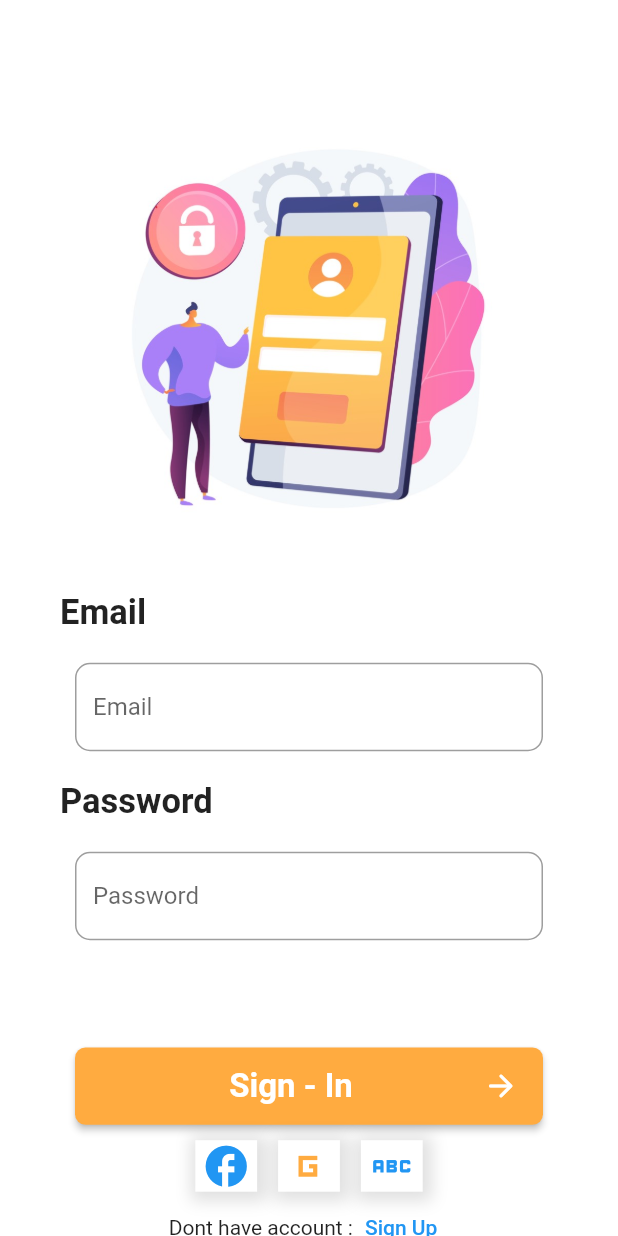
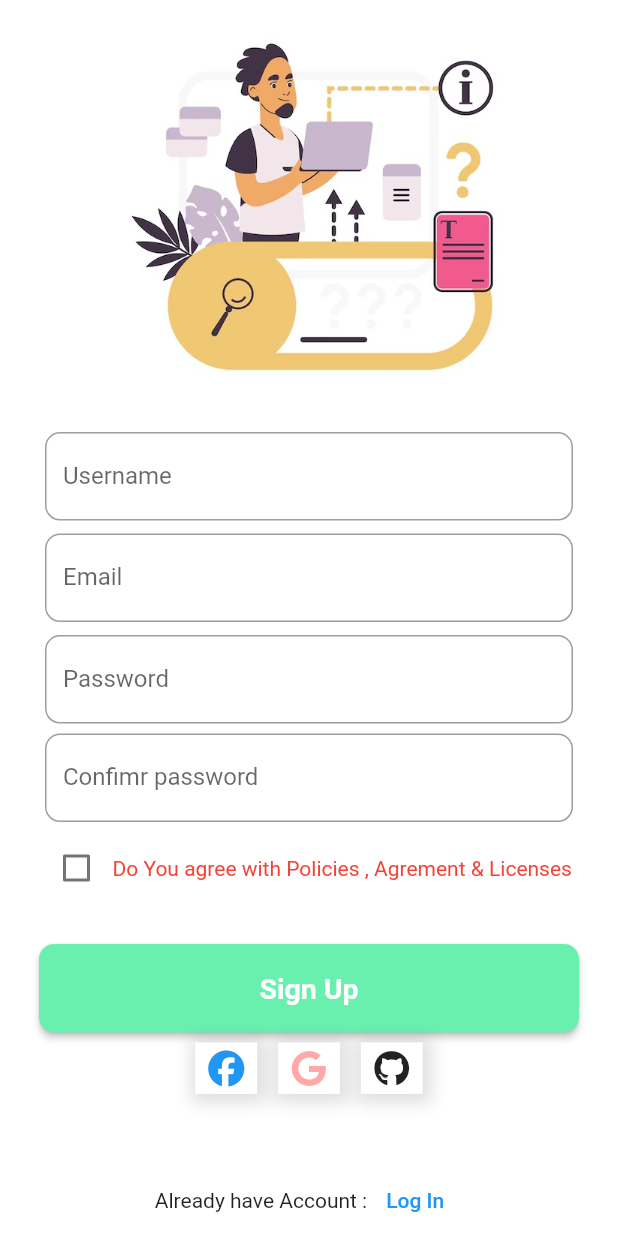
Before and after one commit to flutter-preview/HamzaaJavaid-notification_tutorials, a Flutter app: the screen it shows after launch, on a phone screen of 412 x 824 dp. Run offline on Flutter 3.47's test engine with Material 2 defaults, Android fonts, the phone set to English and light mode, and no system bars; our stand-ins replace font_awesome_flutter, intro_slider.

Commit message:
SignUp Page
Build UI for SignUp Page

```diff
--- /dev/null
+++ b/lib/State Managment/Account Create Provider.dart
@@ -0,0 +1,50 @@
+import 'package:cupertino_icons/cupertino_icons.dart';
+import 'package:flutter/cupertino.dart';
+
+class username_provider with ChangeNotifier{
+
+  String username = "";
+
+  String get get_username => username;
+   void setusername (value){
+     username  = value;
+     notifyListeners();
+   }
+
+}
+
+class signup_email_provider with ChangeNotifier{
+
+  String SignUpemail = "";
+
+  String get get_SignUpemail => SignUpemail;
+  void setSignUpemail (value){
+    SignUpemail  = value;
+    notifyListeners();
+  }
+
+}
+
+class signup_password_provider with ChangeNotifier{
+
+  String SignUppassword = "";
+
+  String get get_SignIppassword => SignUppassword;
+  void setSignUppassword (value){
+    SignUppassword  = value;
+    notifyListeners();
+  }
+
+}
+
+class confirmpassword_provider with ChangeNotifier{
+
+  String confirmpassword = "";
+
+  String get get_confirmpassword => confirmpassword;
+  void setconfirmpassword (value){
+    confirmpassword  = value;
+    notifyListeners();
+  }
+
+}
--- a/lib/main.dart
+++ b/lib/main.dart
@@ -1,7 +1,9 @@
 import "package:flutter/material.dart";
 import 'package:intro_slider/intro_slider.dart';
 import 'package:notification_app/State Managment//Login%20Provider.dart';
-import 'package:notification_app/firstScreen.dart';
+import 'package:notification_app/State%20Managment/Account%20Create%20Provider.dart';
+import 'package:notification_app/screens/Auth%20Screens/login.dart';
+import 'package:notification_app/screens/Auth%20Screens/signUp%20Screen.dart';
 import 'package:provider/provider.dart';
 
 void main(){
@@ -19,10 +21,17 @@ class MyApp extends StatelessWidget {
     return MultiProvider(providers: [
       ChangeNotifierProvider(create: (_)=>email_provider()),
       ChangeNotifierProvider(create :(_)=>password_provider()),
+      ChangeNotifierProvider(create: (_)=>username_provider(),),
+      ChangeNotifierProvider(create: (_)=>signup_email_provider()),
+      ChangeNotifierProvider(create: (_)=>signup_password_provider()),
+      ChangeNotifierProvider(create: (_)=>confirmpassword_provider()),
+
+
     ],
     builder: (context,child){
       return MaterialApp(
-        home: firstScreen(),
+        debugShowCheckedModeBanner: false,
+        home: SignUp(),
       );
     },
     );
--- a/lib/firstScreen.dart
+++ b/lib/screens/Auth Screens/login.dart
@@ -1,6 +1,9 @@
+import 'dart:ui';
+
 import 'package:flutter/material.dart';
 import 'package:notification_app/State Managment//Login%20Provider.dart';
 import 'package:provider/provider.dart';
+import 'package:font_awesome_flutter/font_awesome_flutter.dart';
 
 
 
@@ -20,6 +23,7 @@ class _firstScreenState extends State<firstScreen> {
     return Scaffold(
       backgroundColor: Colors.white,
       body: Column(
+        mainAxisAlignment: MainAxisAlignment.spaceBetween,
         children: [
           SizedBox(height: MediaQuery.of(context).size.height/12,),
          Center(
@@ -46,6 +50,7 @@ class _firstScreenState extends State<firstScreen> {
             child: Consumer<email_provider>(
               builder: (context,value,child){
                 return TextField(
+
                   onChanged: (value){
                     email_provideer.set_email_value(value);
                   },
@@ -101,7 +106,7 @@ class _firstScreenState extends State<firstScreen> {
               },
             )
           ),
-          SizedBox(height: MediaQuery.of(context).size.height/16,),
+          SizedBox(height: MediaQuery.of(context).size.height/35,),
           Padding(padding: EdgeInsets.symmetric(horizontal: 50),
           child: MaterialButton(
             onPressed: (){},
@@ -139,7 +144,7 @@ class _firstScreenState extends State<firstScreen> {
 
                     width: MediaQuery.of(context).size.width/10,
                     height: MediaQuery.of(context).size.height/24,
-                    child: Icon(Icons.facebook , color: Colors.blue,size: 33,),
+                    child: Center(child: FaIcon(FontAwesomeIcons.facebook,color: Colors.blue,),),
                     decoration: BoxDecoration(
                         color: Colors.white,
                         boxShadow: [
@@ -157,7 +162,7 @@ class _firstScreenState extends State<firstScreen> {
 
                     width: MediaQuery.of(context).size.width/10,
                     height: MediaQuery.of(context).size.height/24,
-                    child: Icon(Icons.g_mobiledata_sharp , color: Colors.orangeAccent,size: 33,),
+                    child: Center(child: FaIcon(FontAwesomeIcons.google , color: Colors.redAccent.withOpacity(0.5),),),
                     decoration: BoxDecoration(
                         color: Colors.white,
                         boxShadow: [
@@ -175,7 +180,7 @@ class _firstScreenState extends State<firstScreen> {
 
                     width: MediaQuery.of(context).size.width/10,
                     height: MediaQuery.of(context).size.height/24,
-                    child: Icon(Icons.abc , color: Colors.blue,size: 33,),
+                    child: Center(child: FaIcon(FontAwesomeIcons.github),),
 
                     decoration: BoxDecoration(
                         color: Colors.white,
@@ -194,7 +199,11 @@ class _firstScreenState extends State<firstScreen> {
               SizedBox(),
             ],
           ),
-
+          SizedBox(),SizedBox(),SizedBox(),
+          SizedBox(),SizedBox(),SizedBox(),
+          SizedBox(),SizedBox(),SizedBox(),
+          SizedBox(),SizedBox(),SizedBox(),
+          SizedBox(),SizedBox(),SizedBox(),
           Row(
             mainAxisAlignment: MainAxisAlignment.spaceBetween,
             children: [
--- /dev/null
+++ b/lib/screens/Auth Screens/signUp Screen.dart
@@ -0,0 +1,213 @@
+import 'package:flutter/material.dart';
+import 'package:font_awesome_flutter/font_awesome_flutter.dart';
+
+class SignUp extends StatefulWidget {
+  const SignUp({super.key});
+
+  @override
+  State<SignUp> createState() => _SignUpState();
+}
+
+class _SignUpState extends State<SignUp> {
+  @override
+  Widget build(BuildContext context) {
+    return Scaffold(
+      backgroundColor: Colors.white,
+      body: Center(
+        child: Column(
+          mainAxisAlignment: MainAxisAlignment.spaceBetween,
+          children: [
+            Image.asset("assets/images/signup.jpg",height: MediaQuery.of(context).size.height/3,),
+            SizedBox(),
+            Padding(
+              padding: EdgeInsets.symmetric(horizontal: 30),
+            child: TextField(
+              decoration: InputDecoration(
+                  labelText: "Username",
+                  hintText: "Enter Your Username",
+                  border: OutlineInputBorder(
+                    borderRadius: BorderRadius.all(Radius.circular(10)),
+                    borderSide: BorderSide(color: Colors.transparent),
+                  ),
+                focusedBorder: OutlineInputBorder(
+                  borderRadius: BorderRadius.all(Radius.circular(10)),
+                  borderSide: BorderSide(color: Colors.orangeAccent),
+                )
+
+              ),
+
+            ),
+            ),
+            Padding(
+              padding: EdgeInsets.symmetric(horizontal: 30,vertical: 2),
+              child: TextField(
+                decoration: InputDecoration(
+                    labelText: "Email",
+                    hintText: "Enter Your Email",
+                    border: OutlineInputBorder(
+                      borderRadius: BorderRadius.all(Radius.circular(10)),
+                      borderSide: BorderSide(color: Colors.transparent),
+                    ),
+                    focusedBorder: OutlineInputBorder(
+                      borderRadius: BorderRadius.all(Radius.circular(10)),
+                      borderSide: BorderSide(color: Colors.orangeAccent),
+                    )
+
+                ),
+
+              ),
+            ),
+            Padding(
+              padding: EdgeInsets.symmetric(horizontal: 30),
+              child: TextField(
+                decoration: InputDecoration(
+                    labelText: "Password",
+                    hintText: "Enter Your Password",
+                    border: OutlineInputBorder(
+                      borderRadius: BorderRadius.all(Radius.circular(10)),
+                      borderSide: BorderSide(color: Colors.transparent),
+                    ),
+                    focusedBorder: OutlineInputBorder(
+                      borderRadius: BorderRadius.all(Radius.circular(10)),
+                      borderSide: BorderSide(color: Colors.orangeAccent),
+                    )
+
+                ),
+
+              ),
+            ),
+            Padding(
+              padding: EdgeInsets.symmetric(horizontal: 30),
+              child: TextField(
+                decoration: InputDecoration(
+                    labelText: "Confimr password",
+                    hintText: "Confirm Your password",
+                    border: OutlineInputBorder(
+                      borderRadius: BorderRadius.all(Radius.circular(10)),
+                      borderSide: BorderSide(color: Colors.transparent),
+                    ),
+                    focusedBorder: OutlineInputBorder(
+                      borderRadius: BorderRadius.all(Radius.circular(10)),
+                      borderSide: BorderSide(color: Colors.orangeAccent),
+                    )
+
+                ),
+
+              ),
+            ),
+           Padding(
+             padding: const EdgeInsets.symmetric(horizontal: 27),
+             child: Row(
+               children: [
+                 Checkbox(value: false, onChanged: (value){}),
+                 Text("Do You agree with Policies , Agrement & Licenses ",style: TextStyle(color: Colors.red),)
+               ],
+             ),
+           ),
+          SizedBox(),SizedBox(),SizedBox(),
+          Padding(padding: EdgeInsets.symmetric(horizontal: 26),
+          child: MaterialButton(
+            onPressed: (){},
+            color: Colors.greenAccent,
+            child: Text('Sign Up',style: TextStyle(
+              color: Colors.white,fontSize: 19,fontWeight: FontWeight.bold
+            ),),
+            shape: OutlineInputBorder(
+              borderSide: BorderSide(color: Colors.transparent),
+              borderRadius: BorderRadius.all(Radius.circular(10)),
+            ),
+            minWidth: double.infinity,
+            height: MediaQuery.of(context).size.height/14,
+          ),),
+            Row(
+              mainAxisAlignment: MainAxisAlignment.spaceBetween,
+              children: [
+                SizedBox(),
+                Row(
+                  children: [
+                    Container(
+
+                      width: MediaQuery.of(context).size.width/10,
+                      height: MediaQuery.of(context).size.height/24,
+                      child: Center(child: FaIcon(FontAwesomeIcons.facebook,color: Colors.blue,),),
+                      decoration: BoxDecoration(
+                          color: Colors.white,
+                          boxShadow: [
+                            BoxShadow(
+                              color: Colors.black12,
+                              blurRadius: 8,
+                              spreadRadius: 5,
+                              offset: Offset(2,2),
+                            )
+                          ]
+                      ),
+                    ),
+                    SizedBox(width: 14,),
+                    Container(
+
+                      width: MediaQuery.of(context).size.width/10,
+                      height: MediaQuery.of(context).size.height/24,
+                      child: Center(child: FaIcon(FontAwesomeIcons.google , color: Colors.redAccent.withOpacity(0.5),),),
+                      decoration: BoxDecoration(
+                          color: Colors.white,
+                          boxShadow: [
+                            BoxShadow(
+                              color: Colors.black12,
+                              blurRadius: 8,
+                              spreadRadius: 5,
+                              offset: Offset(2,2),
+                            )
+                          ]
+                      ),
+                    ),
+                    SizedBox(width: 14,),
+                    Container(
+
+                      width: MediaQuery.of(context).size.width/10,
+                      height: MediaQuery.of(context).size.height/24,
+                      child: Center(child: FaIcon(FontAwesomeIcons.github),),
+
+                      decoration: BoxDecoration(
+                          color: Colors.white,
+                          boxShadow: [
+                            BoxShadow(
+                              color: Colors.black12,
+                              blurRadius: 8,
+                              spreadRadius: 5,
+                              offset: Offset(2,2),
+                            )
+                          ]
+                      ),
+                    ),
+                  ],
+                ),
+                SizedBox(),
+              ],
+            ),
+            SizedBox(),SizedBox(),SizedBox(),
+            SizedBox(),SizedBox(),SizedBox(),
+            Row(
+              mainAxisAlignment: MainAxisAlignment.spaceBetween,
+              children: [
+                SizedBox(),
+                Row(
+                  children: [
+                    Text('Already have Account :'),
+                    TextButton(onPressed: (){},
+                        child: Text('Log In')
+
+                    ),
+                  ],
+                ),
+                SizedBox(),
+              ],
+            ),
+
+
+
+          ],
+        ),
+      ),
+    );
+  }
+}
```
Also changed, not shown: assets/images/signup.jpg (added), pubspec.lock.
